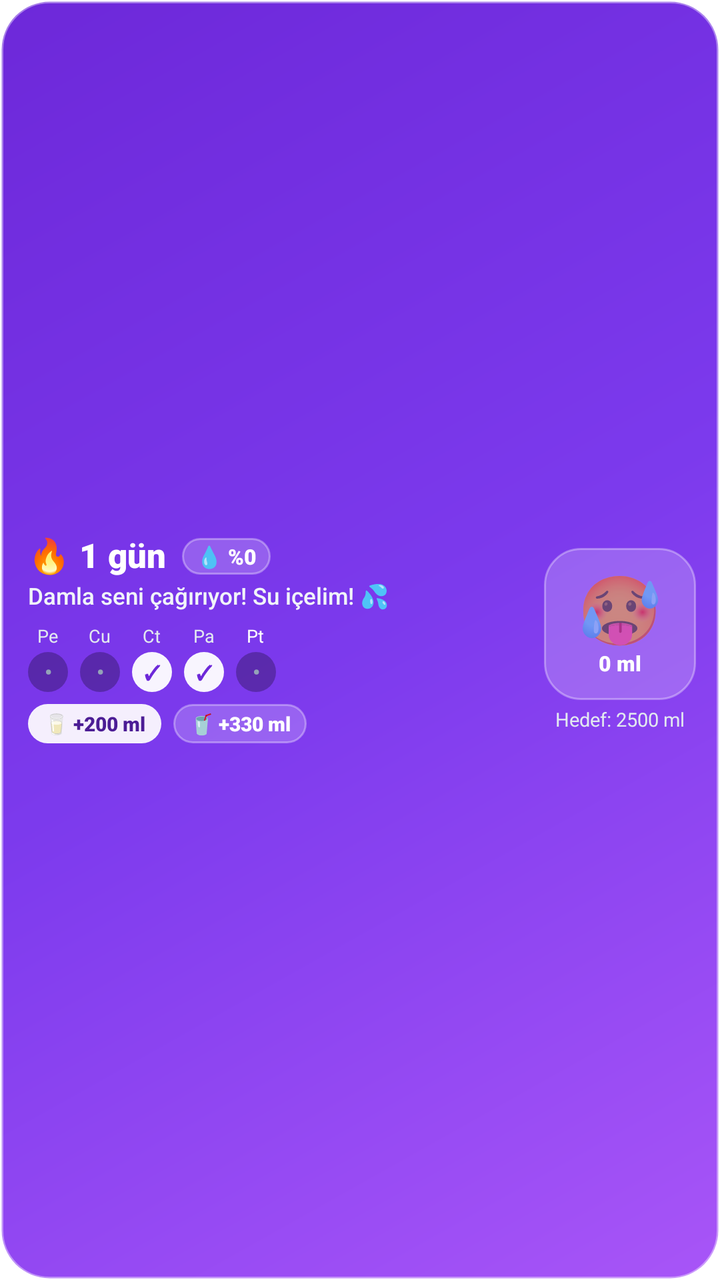
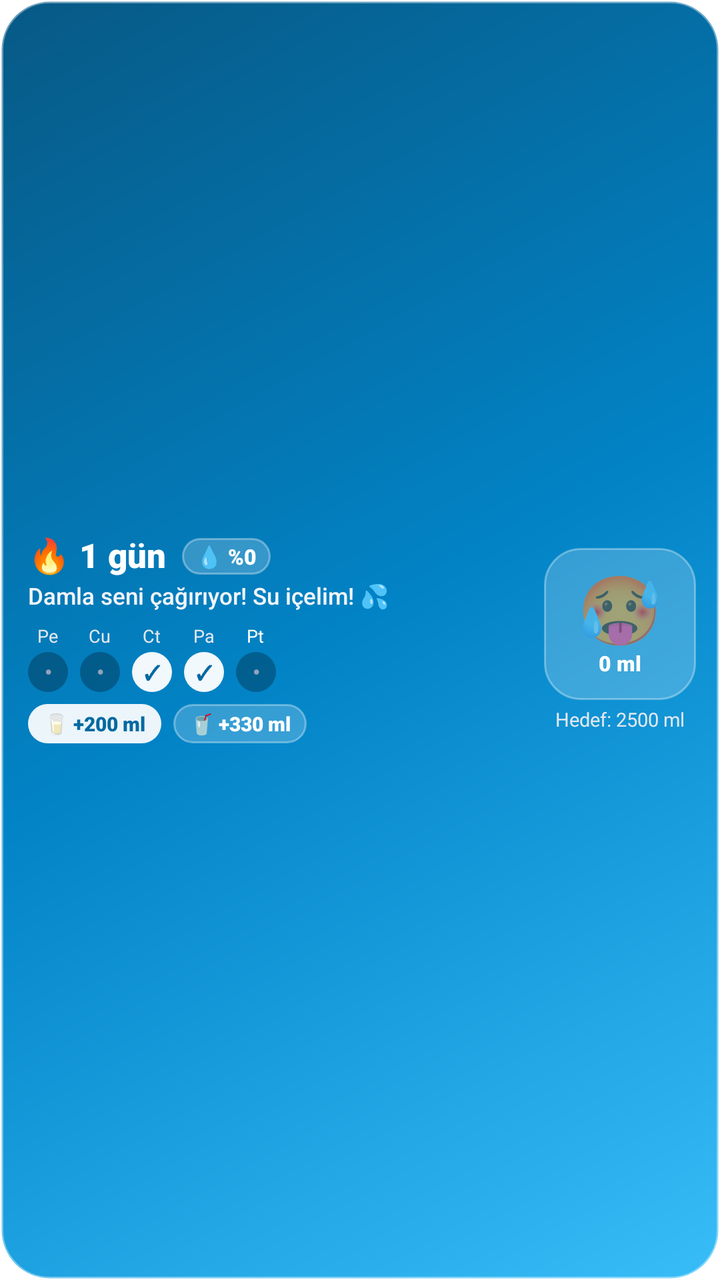

An Android layout rendered at two revisions. The XML below is the earlier revision; the diff shows what the commit changed to produce the second picture.
<!-- AndroidManifest.xml: fallback theme Theme.MaterialComponents.DayNight.NoActionBar -->
<!-- res/layout/water_progress_widget.xml -->
<?xml version="1.0" encoding="utf-8"?>
<LinearLayout xmlns:android="http://schemas.android.com/apk/res/android"
    android:id="@+id/widget_progress_root"
    android:layout_width="match_parent"
    android:layout_height="match_parent"
    android:background="@drawable/widget_card_bg"
    android:gravity="center_vertical"
    android:orientation="horizontal"
    android:paddingLeft="14dp"
    android:paddingRight="12dp"
    android:paddingTop="10dp"
    android:paddingBottom="10dp">

    
    <LinearLayout
        android:layout_width="0dp"
        android:layout_height="wrap_content"
        android:layout_weight="1"
        android:orientation="vertical">

        
        <LinearLayout
            android:layout_width="match_parent"
            android:layout_height="wrap_content"
            android:gravity="center_vertical"
            android:orientation="horizontal">

            <TextView
                android:id="@+id/tv_streak_title"
                android:layout_width="wrap_content"
                android:layout_height="wrap_content"
                android:fontFamily="sans-serif-black"
                android:includeFontPadding="false"
                android:text="🔥 1 gün"
                android:textColor="#FFFFFF"
                android:textSize="17sp" />

            <TextView
                android:id="@+id/tv_progress_percent"
                android:layout_width="wrap_content"
                android:layout_height="wrap_content"
                android:layout_marginLeft="8dp"
                android:background="@drawable/widget_mascot_stage_bg"
                android:fontFamily="sans-serif-black"
                android:paddingLeft="7dp"
                android:paddingRight="7dp"
                android:paddingTop="2dp"
                android:paddingBottom="2dp"
                android:text="💧 %0"
                android:textColor="#FFFFFF"
                android:textSize="10.5sp" />
        </LinearLayout>

        
        <TextView
            android:id="@+id/tv_progress_message"
            android:layout_width="match_parent"
            android:layout_height="wrap_content"
            android:layout_marginTop="2dp"
            android:ellipsize="end"
            android:fontFamily="sans-serif-medium"
            android:maxLines="1"
            android:text="Damla seni çağırıyor! Su içelim! 💦"
            android:textColor="#F1F5F9"
            android:textSize="11.5sp" />

        
        <LinearLayout
            android:layout_width="wrap_content"
            android:layout_height="wrap_content"
            android:layout_marginTop="6dp"
            android:gravity="center_vertical"
            android:orientation="horizontal">

            
            <LinearLayout
                android:layout_width="wrap_content"
                android:layout_height="wrap_content"
                android:layout_marginRight="6dp"
                android:gravity="center"
                android:orientation="vertical">
                <TextView
                    android:id="@+id/tv_day_label_1"
                    android:layout_width="wrap_content"
                    android:layout_height="wrap_content"
                    android:fontFamily="sans-serif-bold"
                    android:text="Pe"
                    android:textColor="#E2E8F0"
                    android:textSize="9sp" />
                <TextView
                    android:id="@+id/tv_day_check_1"
                    android:layout_width="20dp"
                    android:layout_height="20dp"
                    android:layout_marginTop="2dp"
                    android:background="@drawable/widget_day_circle_empty"
                    android:fontFamily="sans-serif-black"
                    android:gravity="center"
                    android:text="•"
                    android:textColor="#94A3B8"
                    android:textSize="10sp" />
            </LinearLayout>

            
            <LinearLayout
                android:layout_width="wrap_content"
                android:layout_height="wrap_content"
                android:layout_marginRight="6dp"
                android:gravity="center"
                android:orientation="vertical">
                <TextView
                    android:id="@+id/tv_day_label_2"
                    android:layout_width="wrap_content"
                    android:layout_height="wrap_content"
                    android:fontFamily="sans-serif-bold"
                    android:text="Cu"
                    android:textColor="#E2E8F0"
                    android:textSize="9sp" />
                <TextView
                    android:id="@+id/tv_day_check_2"
                    android:layout_width="20dp"
                    android:layout_height="20dp"
                    android:layout_marginTop="2dp"
                    android:background="@drawable/widget_day_circle_empty"
                    android:fontFamily="sans-serif-black"
                    android:gravity="center"
                    android:text="•"
                    android:textColor="#94A3B8"
                    android:textSize="10sp" />
            </LinearLayout>

            
            <LinearLayout
                android:layout_width="wrap_content"
                android:layout_height="wrap_content"
                android:layout_marginRight="6dp"
                android:gravity="center"
                android:orientation="vertical">
                <TextView
                    android:id="@+id/tv_day_label_3"
                    android:layout_width="wrap_content"
                    android:layout_height="wrap_content"
                    android:fontFamily="sans-serif-bold"
                    android:text="Ct"
                    android:textColor="#E2E8F0"
                    android:textSize="9sp" />
                <TextView
                    android:id="@+id/tv_day_check_3"
                    android:layout_width="20dp"
                    android:layout_height="20dp"
                    android:layout_marginTop="2dp"
                    android:background="@drawable/widget_day_circle_done"
                    android:fontFamily="sans-serif-black"
                    android:gravity="center"
                    android:text="✓"
                    android:textColor="#6D28D9"
                    android:textSize="10sp" />
            </LinearLayout>

            
            <LinearLayout
                android:layout_width="wrap_content"
                android:layout_height="wrap_content"
                android:layout_marginRight="6dp"
                android:gravity="center"
                android:orientation="vertical">
                <TextView
                    android:id="@+id/tv_day_label_4"
                    android:layout_width="wrap_content"
                    android:layout_height="wrap_content"
                    android:fontFamily="sans-serif-bold"
                    android:text="Pa"
                    android:textColor="#E2E8F0"
                    android:textSize="9sp" />
                <TextView
                    android:id="@+id/tv_day_check_4"
                    android:layout_width="20dp"
                    android:layout_height="20dp"
                    android:layout_marginTop="2dp"
                    android:background="@drawable/widget_day_circle_done"
                    android:fontFamily="sans-serif-black"
                    android:gravity="center"
                    android:text="✓"
                    android:textColor="#6D28D9"
                    android:textSize="10sp" />
            </LinearLayout>

            
            <LinearLayout
                android:layout_width="wrap_content"
                android:layout_height="wrap_content"
                android:gravity="center"
                android:orientation="vertical">
                <TextView
                    android:id="@+id/tv_day_label_5"
                    android:layout_width="wrap_content"
                    android:layout_height="wrap_content"
                    android:fontFamily="sans-serif-bold"
                    android:text="Pt"
                    android:textColor="#FFFFFF"
                    android:textSize="9sp" />
                <TextView
                    android:id="@+id/tv_day_check_5"
                    android:layout_width="20dp"
                    android:layout_height="20dp"
                    android:layout_marginTop="2dp"
                    android:background="@drawable/widget_day_circle_empty"
                    android:fontFamily="sans-serif-black"
                    android:gravity="center"
                    android:text="•"
                    android:textColor="#94A3B8"
                    android:textSize="10sp" />
            </LinearLayout>
        </LinearLayout>

        
        <LinearLayout
            android:layout_width="wrap_content"
            android:layout_height="wrap_content"
            android:layout_marginTop="6dp"
            android:gravity="center_vertical"
            android:orientation="horizontal">

            <TextView
                android:id="@+id/btn_progress_preset1"
                android:layout_width="wrap_content"
                android:layout_height="wrap_content"
                android:background="@drawable/widget_button_bg"
                android:clickable="true"
                android:focusable="true"
                android:fontFamily="sans-serif-black"
                android:paddingLeft="8dp"
                android:paddingRight="8dp"
                android:paddingTop="3dp"
                android:paddingBottom="3dp"
                android:text="🥛 +200 ml"
                android:textColor="#4C1D95"
                android:textSize="10sp" />

            <TextView
                android:id="@+id/btn_progress_preset2"
                android:layout_width="wrap_content"
                android:layout_height="wrap_content"
                android:layout_marginLeft="6dp"
                android:background="@drawable/widget_mascot_stage_bg"
                android:clickable="true"
                android:focusable="true"
                android:fontFamily="sans-serif-black"
                android:paddingLeft="8dp"
                android:paddingRight="8dp"
                android:paddingTop="3dp"
                android:paddingBottom="3dp"
                android:text="🥤 +330 ml"
                android:textColor="#FFFFFF"
                android:textSize="10sp" />
        </LinearLayout>
    </LinearLayout>

    
    <LinearLayout
        android:layout_width="wrap_content"
        android:layout_height="wrap_content"
        android:layout_marginLeft="8dp"
        android:gravity="center"
        android:orientation="vertical">

        <LinearLayout
            android:layout_width="76dp"
            android:layout_height="76dp"
            android:background="@drawable/widget_mascot_stage_bg"
            android:gravity="center"
            android:orientation="vertical"
            android:padding="4dp">

            <TextView
                android:id="@+id/tv_mascot_emoji"
                android:layout_width="wrap_content"
                android:layout_height="wrap_content"
                android:includeFontPadding="false"
                android:text="🥵"
                android:textSize="34sp" />

            <TextView
                android:id="@+id/tv_progress_consumed"
                android:layout_width="wrap_content"
                android:layout_height="wrap_content"
                android:fontFamily="sans-serif-black"
                android:includeFontPadding="false"
                android:text="0 ml"
                android:textColor="#FFFFFF"
                android:textSize="10.5sp" />
        </LinearLayout>

        <TextView
            android:id="@+id/tv_progress_goal"
            android:layout_width="wrap_content"
            android:layout_height="wrap_content"
            android:layout_marginTop="3dp"
            android:fontFamily="sans-serif-bold"
            android:text="Hedef: 2500 ml"
            android:textColor="#E2E8F0"
            android:textSize="9.5sp" />
    </LinearLayout>

</LinearLayout>
<!-- resources referenced by this layout -->
<resources>
  <!-- drawable widget_button_bg (drawable) -->
  <?xml version="1.0" encoding="utf-8"?>
  <shape xmlns:android="http://schemas.android.com/apk/res/android"
      android:shape="rectangle">
      <solid android:color="#EBFFFFFF" />
      <corners android:radius="12dp" />
  </shape>
  <!-- drawable widget_card_bg (drawable) -->
  <?xml version="1.0" encoding="utf-8"?>
  <shape xmlns:android="http://schemas.android.com/apk/res/android"
      android:shape="rectangle">
      
      <gradient
          android:angle="315"
          android:startColor="#6D28D9"
          android:centerColor="#7C3AED"
          android:endColor="#A855F7"
          android:type="linear" />
      <corners android:radius="24dp" />
      <stroke
          android:width="1.5dp"
          android:color="#66FFFFFF" />
  </shape>
  <!-- drawable widget_day_circle_done (drawable) -->
  <?xml version="1.0" encoding="utf-8"?>
  <shape xmlns:android="http://schemas.android.com/apk/res/android"
      android:shape="oval">
      <solid android:color="#F2FFFFFF" />
      <size
          android:width="22dp"
          android:height="22dp" />
  </shape>
  <!-- drawable widget_day_circle_empty (drawable) -->
  <?xml version="1.0" encoding="utf-8"?>
  <shape xmlns:android="http://schemas.android.com/apk/res/android"
      android:shape="oval">
      <solid android:color="#45000000" />
      <size
          android:width="22dp"
          android:height="22dp" />
  </shape>
  <!-- drawable widget_mascot_stage_bg (drawable) -->
  <?xml version="1.0" encoding="utf-8"?>
  <shape xmlns:android="http://schemas.android.com/apk/res/android"
      android:shape="rectangle">
      <solid android:color="#33FFFFFF" />
      <corners android:radius="18dp" />
      <stroke
          android:width="1dp"
          android:color="#55FFFFFF" />
  </shape>
</resources>

<!-- the commit's change to res/layout/water_progress_widget.xml (unified diff, before → after) -->
@@ -152,7 +152,7 @@
                     android:fontFamily="sans-serif-black"
                     android:gravity="center"
                     android:text="✓"
-                    android:textColor="#6D28D9"
+                    android:textColor="#0369A1"
                     android:textSize="10sp" />
             </LinearLayout>
 
@@ -180,7 +180,7 @@
                     android:fontFamily="sans-serif-black"
                     android:gravity="center"
                     android:text="✓"
-                    android:textColor="#6D28D9"
+                    android:textColor="#0369A1"
                     android:textSize="10sp" />
             </LinearLayout>
 
@@ -233,7 +233,7 @@
                 android:paddingTop="3dp"
                 android:paddingBottom="3dp"
                 android:text="🥛 +200 ml"
-                android:textColor="#4C1D95"
+                android:textColor="#0369A1"
                 android:textSize="10sp" />
 
             <TextView
<!-- resource entries referenced after the edit -->
@@ -14,9 +14,9 @@
       
       <gradient
           android:angle="315"
-          android:startColor="#6D28D9"
-          android:centerColor="#7C3AED"
-          android:endColor="#A855F7"
+          android:startColor="#075985"
+          android:centerColor="#0284C7"
+          android:endColor="#38BDF8"
           android:type="linear" />
       <corners android:radius="24dp" />
       <stroke
